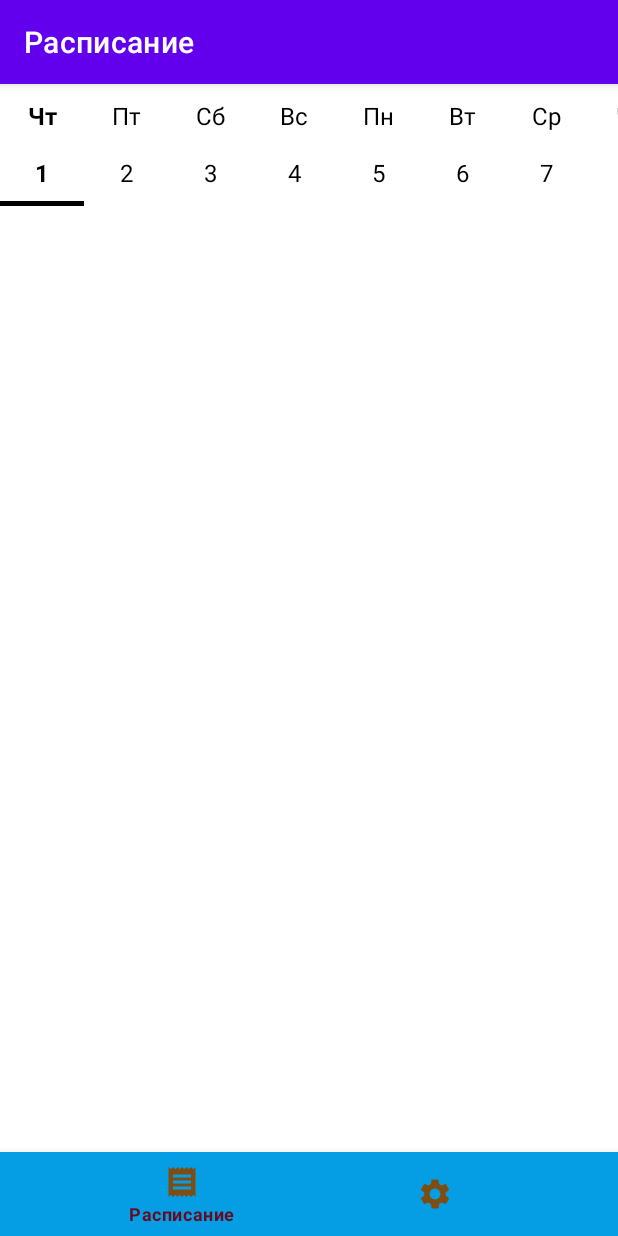
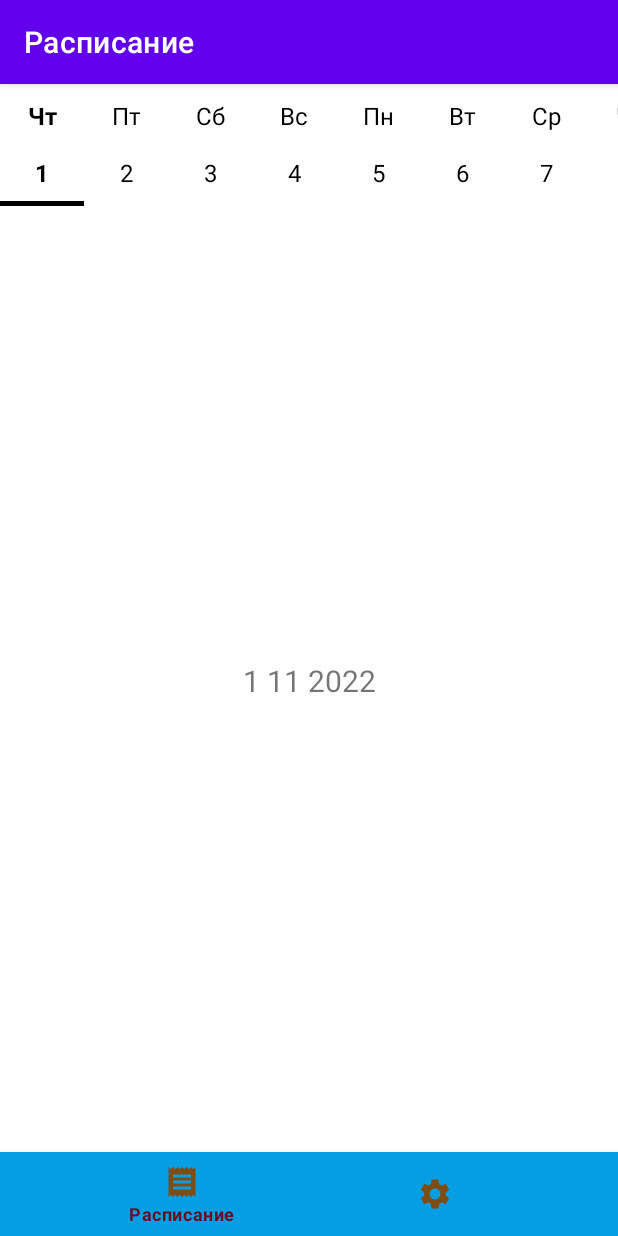
Before and after one commit to Paulik0182/MonitoringPrescriptions, an Android app: the screen it shows after launch (RootActivity), after a tap on "Чт", on a phone screen of 412 x 824 dp. Run offline under Robolectric (Android 15) with nearby library versions, the phone set to English and light mode, and no system bars.

Commit message:
Передача данных из фрагмента во вложенный фрагмент (передаем дату)

```diff
--- /dev/null
+++ b/app/src/main/java/com/example/monitoringprescriptions/ui/reception/DayChangedFragment.kt
@@ -0,0 +1,74 @@
+package com.example.monitoringprescriptions.ui.reception
+
+import android.content.Context
+import android.os.Bundle
+import android.view.View
+import androidx.fragment.app.Fragment
+import com.example.monitoringprescriptions.R
+import com.example.monitoringprescriptions.databinding.FragmentDayChangedBinding
+import java.util.*
+
+internal const val DEFAULT_DAY_KEY = -1
+private const val DAY_KEY = "DAY_KEY"
+
+class DayChangedFragment : Fragment(R.layout.fragment_day_changed) {
+
+    private var _binding: FragmentDayChangedBinding? = null
+    private val binding get() = _binding!!
+
+    override fun onViewCreated(view: View, savedInstanceState: Bundle?) {
+        super.onViewCreated(view, savedInstanceState)
+
+        _binding = FragmentDayChangedBinding.bind(view)
+
+//        var calendar =  arguments?.getSerializable(DAY_KEY) ?: DEFAULT_DAY_KEY
+
+        binding.deyTimeTextView.text =
+            (arguments?.getString(DAY_KEY) ?: DEFAULT_DAY_KEY).toString()
+
+//        binding.deyTimeTextView.text = calendarToString( calendar.to(Calendar.DAY_OF_MONTH))
+    }
+
+    private fun calendarToString(calendar: Calendar): String {
+        return "${
+            calendar.get(
+                Calendar.DAY_OF_MONTH
+            )
+        } ${
+            calendar.get(
+                Calendar.MONDAY
+            )
+        } ${
+            calendar.get(
+                Calendar.YEAR
+            )
+        }"
+    }
+
+    interface Controller {
+        //todo
+    }
+
+    private fun getController(): Controller = activity as Controller
+
+    override fun onAttach(context: Context) {
+        super.onAttach(context)
+        getController()
+    }
+
+    companion object {
+        @JvmStatic
+        fun newInstance(calendar: String) =
+            DayChangedFragment().apply {
+                arguments = Bundle().apply {
+                    putString(DAY_KEY, calendar)
+
+                }
+            }
+    }
+
+    override fun onDestroyView() {
+        super.onDestroyView()
+        _binding = null
+    }
+}
--- a/app/src/main/java/com/example/monitoringprescriptions/ui/root/RootActivity.kt
+++ b/app/src/main/java/com/example/monitoringprescriptions/ui/root/RootActivity.kt
@@ -6,16 +6,19 @@ import androidx.fragment.app.Fragment
 import com.example.monitoringprescriptions.R
 import com.example.monitoringprescriptions.databinding.ActivityRootBinding
 import com.example.monitoringprescriptions.domain.entities.ReceptionEntity
+import com.example.monitoringprescriptions.ui.reception.DayChangedFragment
 import com.example.monitoringprescriptions.ui.reception.ReceptionFragment
 import com.example.monitoringprescriptions.ui.schedule.ScheduleFragment
 import com.example.monitoringprescriptions.ui.settings.SettingsFragment
 
 private const val TAG_MAIN_CONTAINER_LAYOUT_KEY = "TAG_MAIN_CONTAINER_LAYOUT_KEY"
+private const val TEG_DAY_CHANGED_KEY = "TEG_DAY_CHANGED_KEY"
 
 class RootActivity : AppCompatActivity(),
     ReceptionFragment.Controller,
     SettingsFragment.Controller,
-    ScheduleFragment.Controller {
+    ScheduleFragment.Controller,
+    DayChangedFragment.Controller {
 
     private lateinit var binding: ActivityRootBinding
 
@@ -56,7 +59,16 @@ class RootActivity : AppCompatActivity(),
             ).commit()
     }
 
+    private fun openDayChanged(calendar: String) {
+        val fragment: Fragment = DayChangedFragment.newInstance(calendar)
+//        childFragmentManager
+//            .beginTransaction()
+//            .replace(binding.fragmentContainerFrameLayout.id, fragment, TEG_DAY_CHANGED_KEY)
+//            .commit()
+    }
+
     override fun openDetailsReception(receptionEntity: ReceptionEntity) {
         TODO("Not yet implemented")
     }
+
 }
--- a/app/src/main/java/com/example/monitoringprescriptions/ui/schedule/ScheduleFragment.kt
+++ b/app/src/main/java/com/example/monitoringprescriptions/ui/schedule/ScheduleFragment.kt
@@ -11,10 +11,11 @@ import androidx.recyclerview.widget.SnapHelper
 import com.example.monitoringprescriptions.App
 import com.example.monitoringprescriptions.R
 import com.example.monitoringprescriptions.databinding.FragmentScheduleBinding
-import com.example.monitoringprescriptions.ui.reception.ReceptionFragment
+import com.example.monitoringprescriptions.ui.reception.DayChangedFragment
 import java.util.*
 
 private const val TAG_FRAGMENT_CONTAINER_KEY = "TAG_FRAGMENT_CONTAINER_KEY"
+private const val TEG_DAY_CHANGED_KEY = "TEG_DAY_CHANGED_KEY"
 
 class ScheduleFragment : Fragment(R.layout.fragment_schedule) {
 
@@ -25,6 +26,7 @@ class ScheduleFragment : Fragment(R.layout.fragment_schedule) {
 
     override fun onViewCreated(view: View, savedInstanceState: Bundle?) {
         super.onViewCreated(view, savedInstanceState)
+
         _binding = FragmentScheduleBinding.bind(view)
 
         initTabRecycler()
@@ -39,7 +41,7 @@ class ScheduleFragment : Fragment(R.layout.fragment_schedule) {
             Toast.makeText(requireContext(), calendarToString(it), Toast.LENGTH_SHORT).show()
 
             // todo Вызываем обновление вложенного фрагмента
-            onDayChanged(it)
+            onDayChanged(calendarToString(it))
         }
 
         // Для красивого скроллинга (элемент останавливается по центру)
@@ -47,11 +49,12 @@ class ScheduleFragment : Fragment(R.layout.fragment_schedule) {
         snapHelper.attachToRecyclerView(binding.tabRecyclerView)
     }
 
-    private fun onDayChanged(calendar: Calendar) {
+    private fun onDayChanged(calendar: String) {
         // todo swapFragment(calendar)
+        val fragment: Fragment = DayChangedFragment.newInstance(calendar)
         childFragmentManager
             .beginTransaction()
-            .replace(binding.fragmentContainer.id, ReceptionFragment())
+            .replace(binding.fragmentContainer.id, fragment, TEG_DAY_CHANGED_KEY)
             .commit()
     }
 
@@ -72,7 +75,7 @@ class ScheduleFragment : Fragment(R.layout.fragment_schedule) {
     }
 
     interface Controller {
-        //TODO
+//        fun onClickDayChanged(calendar: Calendar)
     }
 
     private fun getController(): Controller = activity as Controller
--- /dev/null
+++ b/app/src/main/res/layout/fragment_day_changed.xml
@@ -0,0 +1,16 @@
+<?xml version="1.0" encoding="utf-8"?>
+<LinearLayout xmlns:android="http://schemas.android.com/apk/res/android"
+    xmlns:tools="http://schemas.android.com/tools"
+    android:layout_width="match_parent"
+    android:layout_height="match_parent"
+    android:orientation="vertical"
+    tools:context=".ui.reception.DayChangedFragment">
+
+    <TextView
+        android:id="@+id/dey_time_text_view"
+        android:layout_width="match_parent"
+        android:layout_height="match_parent"
+        android:gravity="center"
+        android:text="@string/hello_blank_fragment"
+        android:textSize="20sp" />
+</LinearLayout>
--- a/app/src/main/res/layout/fragment_schedule.xml
+++ b/app/src/main/res/layout/fragment_schedule.xml
@@ -9,11 +9,11 @@
 
     <androidx.recyclerview.widget.RecyclerView
         android:id="@+id/tab_recycler_view"
-        android:layout_width="wrap_content"
-        android:layout_height="match_parent" />
+        android:layout_width="match_parent"
+        android:layout_height="wrap_content" />
 
     <FrameLayout
         android:id="@+id/fragment_container"
-        android:layout_width="wrap_content"
+        android:layout_width="match_parent"
         android:layout_height="match_parent" />
 </LinearLayout>
```
